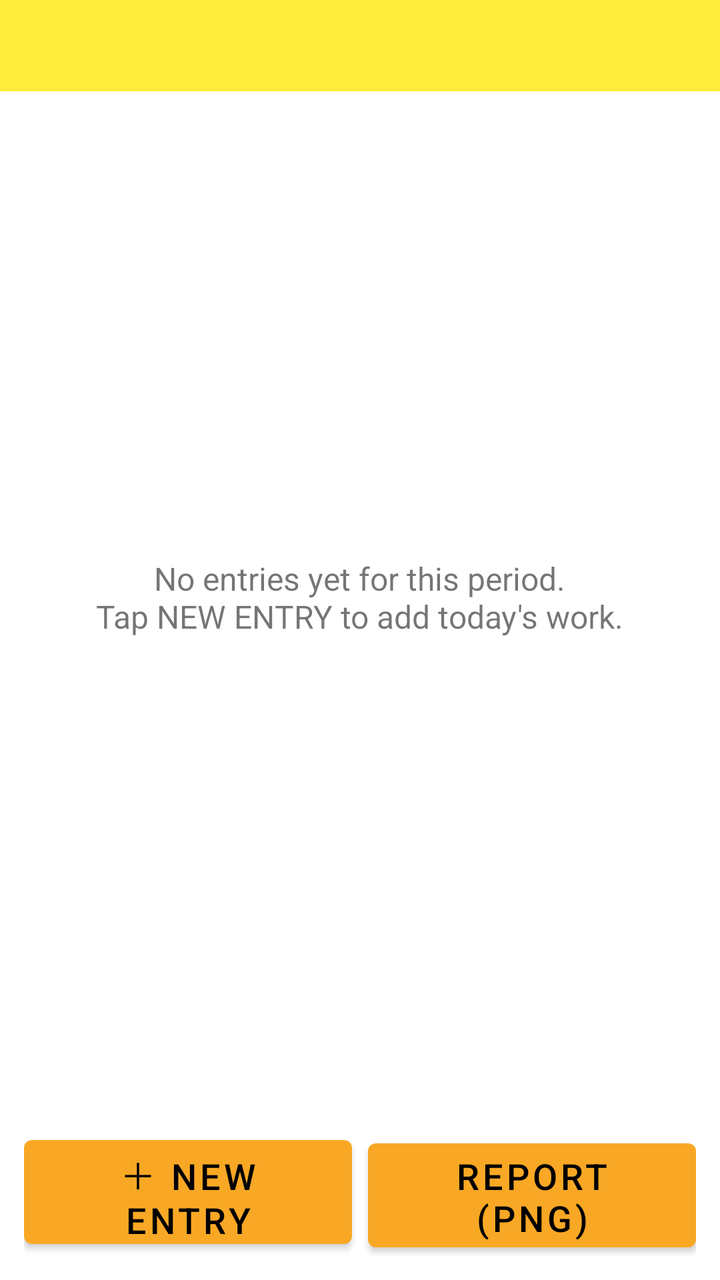
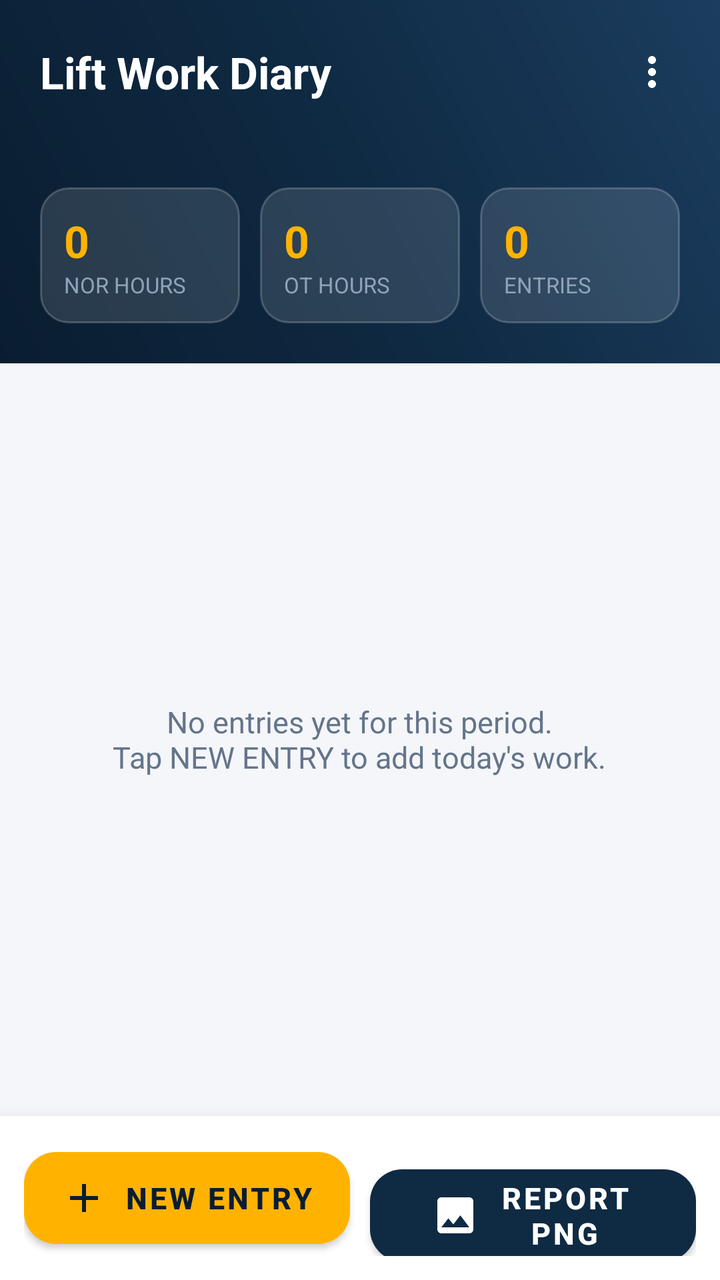

Two renders of the same Android screen: before a commit and after it. Below are the layout's source before the change and the commit's diff.
<!-- AndroidManifest.xml: application theme Theme.DataEntryLift -->
<!-- res/layout/activity_main.xml -->
<?xml version="1.0" encoding="utf-8"?>
<LinearLayout xmlns:android="http://schemas.android.com/apk/res/android"
    android:layout_width="match_parent"
    android:layout_height="match_parent"
    android:orientation="vertical">

    <TextView
        android:id="@+id/periodLabel"
        android:layout_width="match_parent"
        android:layout_height="wrap_content"
        android:background="@color/yellow"
        android:padding="12dp"
        android:textColor="@android:color/black"
        android:textSize="16sp"
        android:textStyle="bold" />

    <FrameLayout
        android:layout_width="match_parent"
        android:layout_height="0dp"
        android:layout_weight="1">

        <androidx.recyclerview.widget.RecyclerView
            android:id="@+id/entryList"
            android:layout_width="match_parent"
            android:layout_height="match_parent"
            android:clipToPadding="false"
            android:paddingBottom="8dp" />

        <TextView
            android:id="@+id/emptyLabel"
            android:layout_width="wrap_content"
            android:layout_height="wrap_content"
            android:layout_gravity="center"
            android:padding="24dp"
            android:gravity="center"
            android:text="@string/empty_hint"
            android:textSize="16sp" />
    </FrameLayout>

    <LinearLayout
        android:layout_width="match_parent"
        android:layout_height="wrap_content"
        android:orientation="horizontal"
        android:padding="12dp">

        <com.google.android.material.button.MaterialButton
            android:id="@+id/btnNew"
            android:layout_width="0dp"
            android:layout_height="64dp"
            android:layout_marginEnd="8dp"
            android:layout_weight="1"
            android:text="@string/new_entry"
            android:textSize="18sp" />

        <com.google.android.material.button.MaterialButton
            android:id="@+id/btnReport"
            android:layout_width="0dp"
            android:layout_height="64dp"
            android:layout_weight="1"
            android:text="@string/report_png"
            android:textSize="18sp" />
    </LinearLayout>

</LinearLayout>
<!-- resources referenced by this layout -->
<resources>
  <color name="yellow">#FFEB3B</color>
  <string name="empty_hint">No entries yet for this period.\nTap NEW ENTRY to add today\'s work.</string>
  <string name="new_entry">＋ New Entry</string>
  <string name="report_png">Report (PNG)</string>
  <style name="Theme.DataEntryLift" parent="Theme.MaterialComponents.Light.DarkActionBar">
          <item name="colorPrimary">@color/primary</item>
          <item name="colorPrimaryVariant">@color/primaryDark</item>
          <item name="colorOnPrimary">@android:color/black</item>
          <item name="colorSecondary">@color/secondary</item>
      </style>
  <color name="primary">#F9A825</color>
  <color name="primaryDark">#F57F17</color>
  <color name="secondary">#37474F</color>
</resources>

<!-- the commit's change to res/layout/activity_main.xml (unified diff, before → after) -->
@@ -1,18 +1,138 @@
 <?xml version="1.0" encoding="utf-8"?>
 <LinearLayout xmlns:android="http://schemas.android.com/apk/res/android"
+    xmlns:app="http://schemas.android.com/apk/res-auto"
     android:layout_width="match_parent"
     android:layout_height="match_parent"
+    android:background="@color/bg"
     android:orientation="vertical">
 
-    <TextView
-        android:id="@+id/periodLabel"
+    <LinearLayout
         android:layout_width="match_parent"
         android:layout_height="wrap_content"
-        android:background="@color/yellow"
-        android:padding="12dp"
-        android:textColor="@android:color/black"
-        android:textSize="16sp"
-        android:textStyle="bold" />
+        android:background="@drawable/header_gradient"
+        android:orientation="vertical"
+        android:paddingStart="20dp"
+        android:paddingTop="14dp"
+        android:paddingEnd="12dp"
+        android:paddingBottom="20dp">
+
+        <LinearLayout
+            android:layout_width="match_parent"
+            android:layout_height="wrap_content"
+            android:gravity="center_vertical"
+            android:orientation="horizontal">
+
+            <TextView
+                android:layout_width="0dp"
+                android:layout_height="wrap_content"
+                android:layout_weight="1"
+                android:text="@string/app_name"
+                android:textColor="@android:color/white"
+                android:textSize="22sp"
+                android:textStyle="bold" />
+
+            <ImageButton
+                android:id="@+id/btnMenu"
+                android:layout_width="44dp"
+                android:layout_height="44dp"
+                android:background="?attr/selectableItemBackgroundBorderless"
+                android:contentDescription="@string/menu"
+                android:src="@drawable/ic_more" />
+        </LinearLayout>
+
+        <TextView
+            android:id="@+id/periodLabel"
+            android:layout_width="wrap_content"
+            android:layout_height="wrap_content"
+            android:layout_marginTop="2dp"
+            android:textColor="#B8C7D9"
+            android:textSize="13sp" />
+
+        <LinearLayout
+            android:layout_width="match_parent"
+            android:layout_height="wrap_content"
+            android:layout_marginTop="16dp"
+            android:layout_marginEnd="8dp"
+            android:orientation="horizontal">
+
+            <LinearLayout
+                android:layout_width="0dp"
+                android:layout_height="wrap_content"
+                android:layout_marginEnd="10dp"
+                android:layout_weight="1"
+                android:background="@drawable/stat_card_bg"
+                android:orientation="vertical"
+                android:padding="12dp">
+
+                <TextView
+                    android:id="@+id/statNor"
+                    android:layout_width="wrap_content"
+                    android:layout_height="wrap_content"
+                    android:text="@string/zero"
+                    android:textColor="@color/gold"
+                    android:textSize="22sp"
+                    android:textStyle="bold" />
+
+                <TextView
+                    android:layout_width="wrap_content"
+                    android:layout_height="wrap_content"
+                    android:text="@string/stat_nor"
+                    android:textColor="#8FA3B8"
+                    android:textSize="11sp" />
+            </LinearLayout>
+
+            <LinearLayout
+                android:layout_width="0dp"
+                android:layout_height="wrap_content"
+                android:layout_marginEnd="10dp"
+                android:layout_weight="1"
+                android:background="@drawable/stat_card_bg"
+                android:orientation="vertical"
+                android:padding="12dp">
+
+                <TextView
+                    android:id="@+id/statOt"
+                    android:layout_width="wrap_content"
+                    android:layout_height="wrap_content"
+                    android:text="@string/zero"
+                    android:textColor="@color/gold"
+                    android:textSize="22sp"
+                    android:textStyle="bold" />
+
+                <TextView
+                    android:layout_width="wrap_content"
+                    android:layout_height="wrap_content"
+                    android:text="@string/stat_ot"
+                    android:textColor="#8FA3B8"
+                    android:textSize="11sp" />
+            </LinearLayout>
+
+            <LinearLayout
+                android:layout_width="0dp"
+                android:layout_height="wrap_content"
+                android:layout_weight="1"
+                android:background="@drawable/stat_card_bg"
+                android:orientation="vertical"
+                android:padding="12dp">
+
+                <TextView
+                    android:id="@+id/statEntries"
+                    android:layout_width="wrap_content"
+                    android:layout_height="wrap_content"
+                    android:text="@string/zero"
+                    android:textColor="@color/gold"
+                    android:textSize="22sp"
+                    android:textStyle="bold" />
+
+                <TextView
+                    android:layout_width="wrap_content"
+                    android:layout_height="wrap_content"
+                    android:text="@string/stat_entries"
+                    android:textColor="#8FA3B8"
+                    android:textSize="11sp" />
+            </LinearLayout>
+        </LinearLayout>
+    </LinearLayout>
 
     <FrameLayout
         android:layout_width="match_parent"
@@ -24,41 +144,60 @@
             android:layout_width="match_parent"
             android:layout_height="match_parent"
             android:clipToPadding="false"
-            android:paddingBottom="8dp" />
+            android:paddingStart="14dp"
+            android:paddingEnd="14dp"
+            android:paddingBottom="12dp" />
 
         <TextView
             android:id="@+id/emptyLabel"
             android:layout_width="wrap_content"
             android:layout_height="wrap_content"
             android:layout_gravity="center"
+            android:gravity="center"
             android:padding="24dp"
-            android:gravity="center"
             android:text="@string/empty_hint"
-            android:textSize="16sp" />
+            android:textColor="@color/textSecondary"
+            android:textSize="15sp" />
     </FrameLayout>
 
     <LinearLayout
         android:layout_width="match_parent"
         android:layout_height="wrap_content"
+        android:background="@color/card"
+        android:elevation="12dp"
         android:orientation="horizontal"
         android:padding="12dp">
 
         <com.google.android.material.button.MaterialButton
             android:id="@+id/btnNew"
             android:layout_width="0dp"
-            android:layout_height="64dp"
-            android:layout_marginEnd="8dp"
+            android:layout_height="58dp"
+            android:layout_marginEnd="10dp"
             android:layout_weight="1"
             android:text="@string/new_entry"
-            android:textSize="18sp" />
+            android:textColor="@color/navyDark"
+            android:textSize="15sp"
+            android:textStyle="bold"
+            app:backgroundTint="@color/gold"
+            app:cornerRadius="16dp"
+            app:icon="@drawable/ic_add"
+            app:iconGravity="textStart"
+            app:iconTint="@color/navyDark" />
 
         <com.google.android.material.button.MaterialButton
             android:id="@+id/btnReport"
             android:layout_width="0dp"
-            android:layout_height="64dp"
+            android:layout_height="58dp"
             android:layout_weight="1"
             android:text="@string/report_png"
-            android:textSize="18sp" />
+            android:textColor="@android:color/white"
+            android:textSize="15sp"
+            android:textStyle="bold"
+            app:backgroundTint="@color/navy"
+            app:cornerRadius="16dp"
+            app:icon="@drawable/ic_report"
+            app:iconGravity="textStart"
+            app:iconTint="@android:color/white" />
     </LinearLayout>
 
 </LinearLayout>
<!-- resource entries referenced after the edit -->
@@ -1,17 +1,87 @@
 <!-- resources referenced by this layout -->
 <resources>
-  <color name="yellow">#FFEB3B</color>
+  <color name="bg">#F4F6F9</color>
+  <color name="card">#FFFFFF</color>
+  <color name="gold">#FFB300</color>
+  <color name="navy">#0F2A43</color>
+  <color name="navyDark">#0A1D30</color>
+  <color name="textSecondary">#64748B</color>
+  <!-- drawable header_gradient (drawable) -->
+  <?xml version="1.0" encoding="utf-8"?>
+  <shape xmlns:android="http://schemas.android.com/apk/res/android"
+      android:shape="rectangle">
+      <gradient
+          android:angle="45"
+          android:startColor="@color/navyDark"
+          android:centerColor="@color/navy"
+          android:endColor="@color/navyLight" />
+  </shape>
+  <!-- drawable ic_add (drawable) -->
+  <?xml version="1.0" encoding="utf-8"?>
+  <vector xmlns:android="http://schemas.android.com/apk/res/android"
+      android:width="24dp"
+      android:height="24dp"
+      android:viewportWidth="24"
+      android:viewportHeight="24">
+      <path
+          android:fillColor="#0A1D30"
+          android:pathData="M19,13h-6v6h-2v-6H5v-2h6V5h2v6h6v2z" />
+  </vector>
+  <!-- drawable ic_more (drawable) -->
+  <?xml version="1.0" encoding="utf-8"?>
+  <vector xmlns:android="http://schemas.android.com/apk/res/android"
+      android:width="24dp"
+      android:height="24dp"
+      android:viewportWidth="24"
+      android:viewportHeight="24">
+      <path
+          android:fillColor="#FFFFFF"
+          android:pathData="M12,8c1.1,0 2,-0.9 2,-2s-0.9,-2 -2,-2 -2,0.9 -2,2 0.9,2 2,2zM12,10c-1.1,0 -2,0.9 -2,2s0.9,2 2,2 2,-0.9 2,-2 -0.9,-2 -2,-2zM12,16c-1.1,0 -2,0.9 -2,2s0.9,2 2,2 2,-0.9 2,-2 -0.9,-2 -2,-2z" />
+  </vector>
+  <!-- drawable ic_report (drawable) -->
+  <?xml version="1.0" encoding="utf-8"?>
+  <vector xmlns:android="http://schemas.android.com/apk/res/android"
+      android:width="24dp"
+      android:height="24dp"
+      android:viewportWidth="24"
+      android:viewportHeight="24">
+      <path
+          android:fillColor="#FFFFFF"
+          android:pathData="M21,19V5c0,-1.1 -0.9,-2 -2,-2H5c-1.1,0 -2,0.9 -2,2v14c0,1.1 0.9,2 2,2h14c1.1,0 2,-0.9 2,-2zM8.5,13.5l2.5,3.01L14.5,12l4.5,6H5l3.5,-4.5z" />
+  </vector>
+  <!-- drawable stat_card_bg (drawable) -->
+  <?xml version="1.0" encoding="utf-8"?>
+  <shape xmlns:android="http://schemas.android.com/apk/res/android"
+      android:shape="rectangle">
+      <solid android:color="#1FFFFFFF" />
+      <corners android:radius="14dp" />
+      <stroke
+          android:width="1dp"
+          android:color="#33FFFFFF" />
+  </shape>
+  <string name="app_name">Lift Work Diary</string>
   <string name="empty_hint">No entries yet for this period.\nTap NEW ENTRY to add today\'s work.</string>
-  <string name="new_entry">＋ New Entry</string>
-  <string name="report_png">Report (PNG)</string>
-  <style name="Theme.DataEntryLift" parent="Theme.MaterialComponents.Light.DarkActionBar">
-          <item name="colorPrimary">@color/primary</item>
-          <item name="colorPrimaryVariant">@color/primaryDark</item>
-          <item name="colorOnPrimary">@android:color/black</item>
-          <item name="colorSecondary">@color/secondary</item>
+  <string name="menu">Menu</string>
+  <string name="new_entry">New Entry</string>
+  <string name="report_png">Report PNG</string>
+  <string name="stat_entries">ENTRIES</string>
+  <string name="stat_nor">NOR HOURS</string>
+  <string name="stat_ot">OT HOURS</string>
+  <string name="zero">0</string>
+  <style name="Theme.DataEntryLift" parent="Theme.MaterialComponents.Light.NoActionBar">
+          <item name="colorPrimary">@color/navy</item>
+          <item name="colorPrimaryVariant">@color/navyDark</item>
+          <item name="colorOnPrimary">@android:color/white</item>
+          <item name="colorSecondary">@color/gold</item>
+          <item name="colorSecondaryVariant">@color/goldDeep</item>
+          <item name="colorOnSecondary">@color/navyDark</item>
+          <item name="android:statusBarColor">@color/navyDark</item>
+          <item name="android:windowBackground">@color/bg</item>
+          <item name="android:textColorPrimary">@color/textPrimary</item>
+          <item name="android:textColorSecondary">@color/textSecondary</item>
       </style>
-  <color name="primary">#F9A825</color>
-  <color name="primaryDark">#F57F17</color>
-  <color name="secondary">#37474F</color>
+  <color name="navyLight">#1C3D5F</color>
+  <color name="goldDeep">#B27500</color>
+  <color name="textPrimary">#16283A</color>
 </resources>
 
